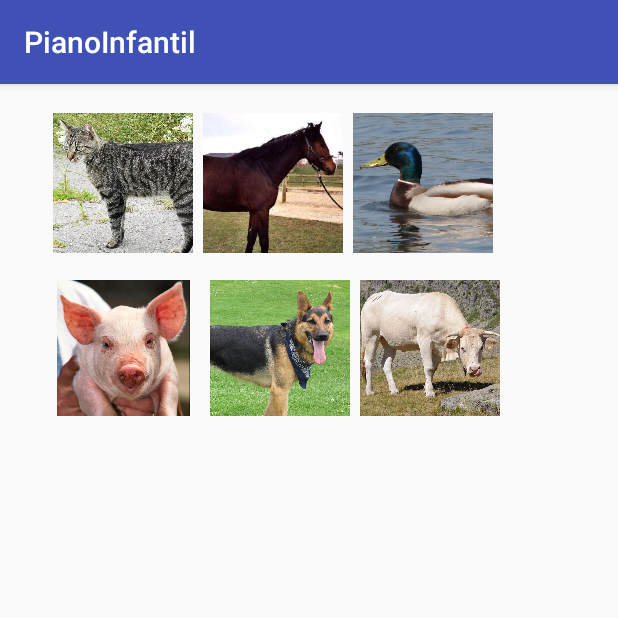
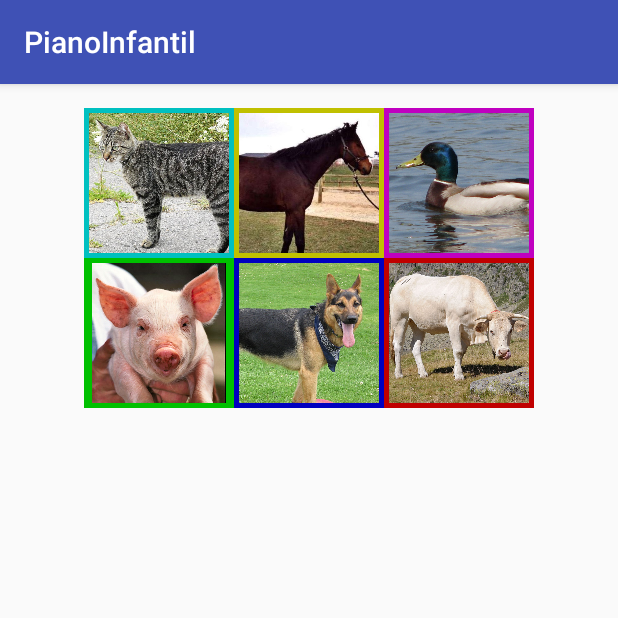
Before and after one commit to jhonlly/Practica5_1, an Android app: the screen it shows after launch (MainActivity), on a phone screen of 412 x 824 dp, the top half of it. Run offline under Robolectric (Android 15) with nearby library versions, the phone set to English and light mode, and no system bars.

Commit message:
Añado los diferentes colores de fondo a las imagenes.

```diff
--- a/app/src/main/java/com/majada/jhona/practica5_1/MainActivity.java
+++ b/app/src/main/java/com/majada/jhona/practica5_1/MainActivity.java
@@ -42,10 +42,10 @@ public class MainActivity extends AppCompatActivity {
                 so = MediaPlayer.create(this, R.raw.vaca);
                 break;
         }
-
+        // Después de seleccionar la cacion la reproduce.
         so.start();
 
-        // Alliberar el MediaPlayer quan acabi de reproduir la pista d'àudio
+        //Libera el mediaplayer cuando termina de reproducir una cancion.
         so.setOnCompletionListener(new MediaPlayer.OnCompletionListener() {
 
             @Override
--- a/app/src/main/res/layout/activity_main.xml
+++ b/app/src/main/res/layout/activity_main.xml
@@ -15,8 +15,8 @@
 
     <LinearLayout
         android:gravity = "center_horizontal"
-        android:layout_width="332dp"
-        android:layout_height="111dp"
+        android:layout_width="match_parent"
+        android:layout_height="wrap_content"
         android:layout_alignParentBottom="true"
         android:layout_centerHorizontal="true"
         android:weightSum="1">
@@ -26,6 +26,7 @@
             app:srcCompat="@drawable/cat"
             android:id="@+id/gato"
             android:layout_height="100dp"
+            android:background = "#00C0C0"
             android:padding = "3dp"
             android:clickable="true"
             android:onClick="onClickImatgeAnimal"/>
@@ -35,6 +36,7 @@
             android:id="@+id/caballo"
             android:layout_width="100dp"
             android:padding = "3dp"
+            android:background= "#C0C000"
             android:layout_height="100dp"
             android:clickable="true"
             android:onClick="onClickImatgeAnimal"/>
@@ -46,22 +48,25 @@
             android:padding = "3dp"
             android:layout_height="100dp"
             android:clickable="true"
+            android:background = "#C000C0"
             android:onClick="onClickImatgeAnimal"/>
     </LinearLayout>
 
     <LinearLayout
         android:gravity = "center_horizontal"
-        android:orientation="horizontal"
-        android:layout_width="333dp"
-        android:layout_height="94dp"
+        android:layout_alignParentBottom="true"
+        android:layout_centerHorizontal="true"
+        android:layout_width="match_parent"
+        android:layout_height="wrap_content"
         android:weightSum="1">
 
         <ImageView
             android:layout_height="100dp"
             app:srcCompat="@drawable/porc"
             android:id="@+id/porc"
-            android:layout_weight="0.26"
+
             android:padding = "3dp"
+            android:background ="#00C000"
             android:layout_width="100dp"
             android:clickable="true"
             android:onClick="onClickImatgeAnimal"/>
@@ -71,6 +76,7 @@
             app:srcCompat="@drawable/gos"
             android:id="@+id/perro"
             android:layout_width="100dp"
+            android:background="#0000C0"
             android:padding = "3dp"
             android:clickable="true"
             android:onClick="onClickImatgeAnimal"/>
@@ -80,6 +86,7 @@
             app:srcCompat="@drawable/vaca"
             android:id="@+id/vaca"
             android:layout_width="100dp"
+            android:background = "#C00000"
             android:padding = "3dp"
             android:clickable="true"
             android:onClick="onClickImatgeAnimal"/>
```
